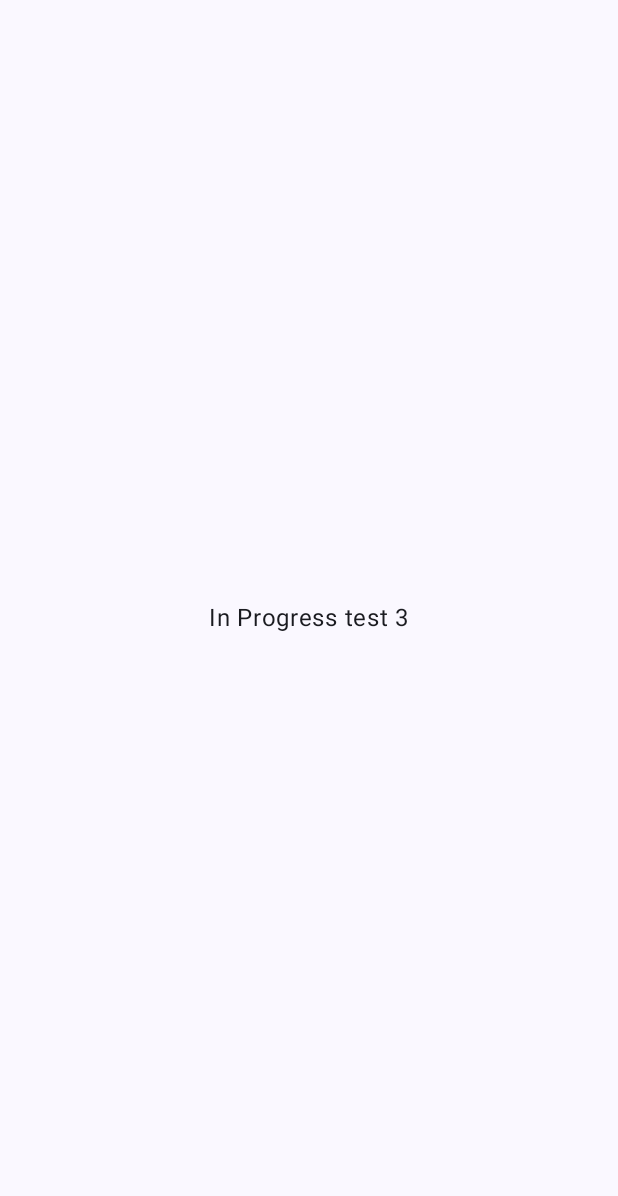
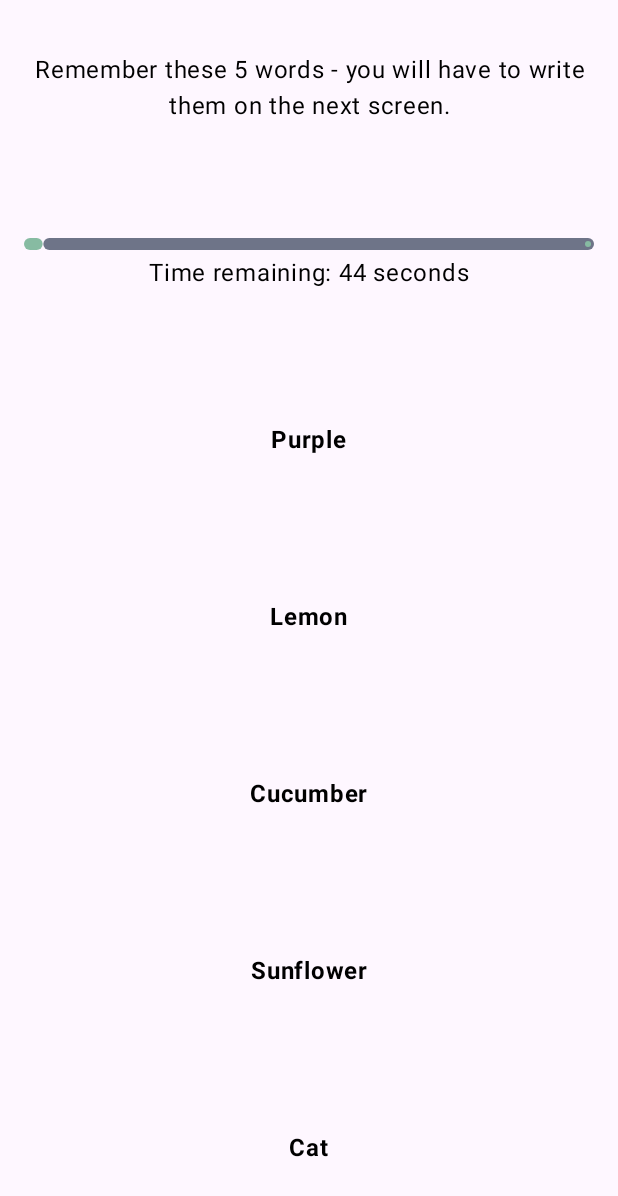
Before and after one commit to damianSte/CognitiveApp, an Android app built with Jetpack Compose: the TestThreeActivity screen opened directly, with no data from a screen before it, on a phone screen of 412 x 824 dp. Before the commit the part shown is almost empty. Shown: the top 1196 px of the screen. Run offline under Robolectric (Android 15) with nearby library versions, the phone set to English and light mode, and no system bars; our stand-ins replace Firebase (no records; nobody signed in at launch, a user with empty details on screens opened directly), livedata-compose.

Commit message:
finished application, test one two and free work, connected with firebase

```diff
--- a/app/build.gradle.kts
+++ b/app/build.gradle.kts
@@ -66,7 +66,6 @@ dependencies {
     implementation(libs.androidx.ui)
     implementation(libs.androidx.ui.graphics)
     implementation(libs.androidx.ui.tooling.preview)
-    implementation(libs.androidx.material3)
     implementation(libs.material)
     implementation(libs.androidx.appcompat)
     implementation(libs.androidx.constraintlayout)
@@ -74,6 +73,9 @@ dependencies {
     implementation(libs.androidx.navigation.ui.ktx)
     implementation(libs.firebase.auth)
     implementation(libs.firebase.firestore.ktx)
+    implementation(libs.androidx.runtime.livedata)
+    implementation(libs.androidx.navigation.compose)
+    implementation(libs.androidx.material3.android)
     testImplementation(libs.junit)
     androidTestImplementation(libs.androidx.junit)
     androidTestImplementation(libs.androidx.espresso.core)
--- a/app/src/main/java/com/example/cognitiveapp/TestOne/TestOneForm.kt
+++ b/app/src/main/java/com/example/cognitiveapp/TestOne/TestOneForm.kt
@@ -1,6 +1,5 @@
 package com.example.cognitiveapp.TestOne
 
-import android.content.Context
 import android.content.Intent
 import androidx.compose.foundation.Image
 import androidx.compose.foundation.layout.*
--- a/app/src/main/java/com/example/cognitiveapp/TestThree/TestThreeActivity.kt
+++ b/app/src/main/java/com/example/cognitiveapp/TestThree/TestThreeActivity.kt
@@ -1,8 +1,15 @@
 package com.example.cognitiveapp.TestThree
 
+import TestThreeAnswerForm
 import android.os.Bundle
 import androidx.activity.ComponentActivity
 import androidx.activity.compose.setContent
+import androidx.compose.runtime.Composable
+import androidx.lifecycle.viewmodel.compose.viewModel
+import androidx.navigation.NavHostController
+import androidx.navigation.compose.NavHost
+import androidx.navigation.compose.composable
+import androidx.navigation.compose.rememberNavController
 import com.example.cognitiveapp.ui.theme.CognitiveAppTheme
 
 class TestThreeActivity : ComponentActivity(){
@@ -11,8 +18,22 @@ class TestThreeActivity : ComponentActivity(){
         super.onCreate(savedInstanceState)
         setContent {
             CognitiveAppTheme {
-                TestThreeForm()
+                val viewModel: WordsGameViewModel = viewModel()
+                val navController = rememberNavController()
+                AppNavHost(navController, viewModel)
             }
         }
     }
 }
+
+@Composable
+fun AppNavHost(navController: NavHostController, viewModel: WordsGameViewModel) {
+    NavHost(navController = navController, startDestination = "TestThreeForm") {
+        composable("TestThreeForm") {
+            TestThreeForm(viewModel = viewModel, navController = navController)
+        }
+        composable("TestThreeAnswerForm") {
+            TestThreeAnswerForm(viewModel = viewModel)
+        }
+    }
+}
--- a/app/src/main/java/com/example/cognitiveapp/TestThree/TestThreeForm.kt
+++ b/app/src/main/java/com/example/cognitiveapp/TestThree/TestThreeForm.kt
@@ -1,40 +1,111 @@
 package com.example.cognitiveapp.TestThree
 
 import androidx.compose.foundation.layout.Arrangement
+import androidx.compose.foundation.layout.Box
 import androidx.compose.foundation.layout.Column
+import androidx.compose.foundation.layout.Spacer
 import androidx.compose.foundation.layout.fillMaxSize
+import androidx.compose.foundation.layout.fillMaxWidth
+import androidx.compose.foundation.layout.height
 import androidx.compose.foundation.layout.padding
-import androidx.compose.material3.Surface
+import androidx.compose.foundation.layout.size
+import androidx.compose.material3.CircularProgressIndicator
+import androidx.compose.material3.LinearProgressIndicator
+import androidx.compose.material3.MaterialTheme
 import androidx.compose.material3.Text
 import androidx.compose.runtime.Composable
+import androidx.compose.runtime.getValue
+import androidx.compose.runtime.livedata.observeAsState
 import androidx.compose.ui.Alignment
 import androidx.compose.ui.Modifier
-import androidx.compose.ui.tooling.preview.Preview
+import androidx.compose.ui.graphics.Color
+import androidx.compose.ui.text.font.FontWeight
+import androidx.compose.ui.text.style.TextAlign
 import androidx.compose.ui.unit.dp
-import com.example.cognitiveapp.ui.theme.CognitiveAppTheme
+import androidx.navigation.NavHostController
 
 @Composable
-fun TestThreeForm() {
+fun WordText(
+    word: String
+){
+    Column(
+        verticalArrangement = Arrangement.Center,
+        horizontalAlignment = Alignment.CenterHorizontally,
+        modifier = Modifier.fillMaxSize()
+    ) {
+        Text(text = word, fontWeight = FontWeight(700))
+    }
+}
 
-    Surface {
-        Column(
-            //Modifier.horizontalScroll()
-            verticalArrangement = Arrangement.Center,
-            horizontalAlignment = Alignment.CenterHorizontally,
+@Composable
+fun TestThreeForm(viewModel: WordsGameViewModel, navController: NavHostController) {
+    val words by viewModel.words.observeAsState(emptyList())
+    val navigateToAnswerForm by viewModel.navigateToAnswerForm.observeAsState(false)
+    val remainingTime by viewModel.remainingTime.observeAsState(initial = 0)
+
+    if (navigateToAnswerForm) {
+        navController.navigate("TestThreeAnswerForm")
+        viewModel.onAnswerFormNavigated()
+    }
+
+    val countdownDurationMillis: Long = 45000
+
+    val progress = ((countdownDurationMillis - remainingTime) / countdownDurationMillis.toFloat())
+
+    Column(
+        modifier = Modifier.fillMaxSize(),
+        verticalArrangement = Arrangement.Center,
+        horizontalAlignment = Alignment.CenterHorizontally
+    ) {
+        Box(
             modifier = Modifier
-                .fillMaxSize()
-                .padding(horizontal = 30.dp)
-        ){
-            Text(text = "In Progress test 3")
+                .weight(1f)
+                .fillMaxWidth()
+                .padding(horizontal = 16.dp),
+            contentAlignment = Alignment.Center
+        ) {
+            Text(
+                text = "Remember these 5 words - you will have to write them on the next screen.",
+                textAlign = TextAlign.Center,
+                modifier = Modifier.padding(vertical = 16.dp)
+            )
+        }
 
+
+        Box(
+            modifier = Modifier
+                .weight(1f)
+                .fillMaxWidth()
+                .padding(horizontal = 16.dp)
+        ) {
+            Column(
+                verticalArrangement = Arrangement.Center,
+                horizontalAlignment = Alignment.CenterHorizontally,
+                modifier = Modifier.fillMaxSize()
+            ) {
+                LinearProgressIndicator(
+                    progress = progress,
+                    color = Color(0xff87bba2),
+                    modifier = Modifier.fillMaxWidth().height(8.dp)
+                )
+
+                Spacer(modifier = Modifier.height(3.dp))
+
+                Text(
+                    text = "Time remaining: ${remainingTime / 1000} seconds",
+                    color = Color.Black
+                )
+            }
+        }
+
+        words.forEachIndexed { index, word ->
+            Box(
+                Modifier
+                    .padding(vertical = 10.dp)
+                    .weight(1f)
+            ) {
+                WordText(word = word)
+            }
         }
     }
 }
-
-@Preview(showBackground = true, showSystemUi = true)
-@Composable
-fun TestOnePreview() {
-    CognitiveAppTheme {
-        TestThreeForm()
-    }
-}
--- /dev/null
+++ b/app/src/main/java/com/example/cognitiveapp/TestThree/WordGameCard.kt
@@ -0,0 +1,5 @@
+package com.example.cognitiveapp.TestThree
+
+class WordGameCard (
+    var value: Int,
+)
--- /dev/null
+++ b/app/src/main/java/com/example/cognitiveapp/TestThree/WordGameInterface.kt
@@ -0,0 +1,81 @@
+package com.example.cognitiveapp.TestThree
+
+import com.example.cognitiveapp.TestTwo.Game.cardInterface
+
+interface WordGameInterface {
+    val wordAnimals: Map<Int, String>
+    val wordFruits: Map<Int, String>
+    val wordColors: Map<Int, String>
+    val wordVegetables: Map<Int, String>
+    val wordPlants: Map<Int, String>
+
+    fun getWordResourceForNumber(number: Int): Int?
+}
+
+class ThemeWordsGame(
+    override val wordAnimals: Map<Int, String> = mapOf(
+        1 to "Cat",
+        2 to "Dog",
+        3 to "Lion",
+        4 to "Tiger",
+        5 to "Elephant",
+        6 to "Giraffe",
+        7 to "Monkey",
+        8 to "Zebra",
+        9 to "Bear",
+        10 to "Wolf"
+    ),
+    override val wordFruits: Map<Int, String> = mapOf(
+        11 to "Apple",
+        12 to "Banana",
+        13 to "Cherry",
+        14 to "Date",
+        15 to "Grape",
+        16 to "Kiwi",
+        17 to "Lemon",
+        18 to "Mango",
+        19 to "Orange",
+        20 to "Peach"
+    ),
+    override val wordColors: Map<Int, String> = mapOf(
+        21 to "Red",
+        22 to "Blue",
+        23 to "Green",
+        24 to "Yellow",
+        25 to "Purple",
+        26 to "Orange",
+        27 to "Pink",
+        28 to "Brown",
+        29 to "Black",
+        30 to "White"
+    ),
+    override val wordVegetables: Map<Int, String> = mapOf(
+        31 to "Carrot",
+        32 to "Broccoli",
+        33 to "Spinach",
+        34 to "Potato",
+        35 to "Tomato",
+        36 to "Cucumber",
+        37 to "Pepper",
+        38 to "Onion",
+        39 to "Garlic",
+        40 to "Pea"
+    ),
+    override val wordPlants: Map<Int, String> = mapOf(
+        41 to "Rose",
+        42 to "Tulip",
+        43 to "Sunflower",
+        44 to "Daisy",
+        45 to "Lily",
+        46 to "Orchid",
+        47 to "Bamboo",
+        48 to "Fern",
+        49 to "Palm",
+        50 to "Cactus"
+    )
+) : WordGameInterface {
+    override fun getWordResourceForNumber(number: Int): Int? {
+        val allWords = wordAnimals + wordFruits + wordColors + wordVegetables + wordPlants
+        return if (allWords.containsKey(number)) number else null
+    }
+}
--- /dev/null
+++ b/app/src/main/java/com/example/cognitiveapp/TestThree/WordGameState.kt
@@ -0,0 +1,21 @@
+package com.example.cognitiveapp.TestThree
+
+class WordGameState (
+
+    val words: Array<WordGameCard> = generateWordsArray(5),
+    val theme: WordGameInterface = ThemeWordsGame()
+) {
+    companion object {
+        fun generateWordsArray(size: Int): Array<WordGameCard> {
+            val animals = (1..10).shuffled().take(1).toMutableList()
+            val fruits = (11..20).shuffled().take(1).toMutableList()
+            val colors = (21..30).shuffled().take(1).toMutableList()
+            val vegetables = (31..40).shuffled().take(1).toMutableList()
+            val plant = (41..50).shuffled().take(1).toMutableList()
+            val allWords = (animals + fruits + colors + vegetables + plant).shuffled()
+            return Array(size) { index -> WordGameCard(allWords[index]) }
+        }
+    }
+
+
+}
--- /dev/null
+++ b/app/src/main/java/com/example/cognitiveapp/TestThree/WordsGameViewModel.kt
@@ -0,0 +1,146 @@
+package com.example.cognitiveapp.TestThree
+
+import android.content.ContentValues
+import android.os.CountDownTimer
+import android.util.Log
+import androidx.compose.runtime.mutableStateOf
+import androidx.lifecycle.LiveData
+import androidx.lifecycle.MutableLiveData
+import androidx.lifecycle.ViewModel
+import com.example.cognitiveapp.firebase.WordGameDataClass
+import com.google.firebase.auth.FirebaseAuth
+import com.google.firebase.firestore.FirebaseFirestore
+import androidx.compose.runtime.State
+
+
+class WordsGameViewModel : ViewModel() {
+
+    private val _words = MutableLiveData<List<String>>()
+
+    private val db = FirebaseFirestore.getInstance()
+    private val auth = FirebaseAuth.getInstance()
+    val words: LiveData<List<String>> get() = _words
+
+    private val _userInput = MutableLiveData<List<String>>()
+    val userInput: LiveData<List<String>> get() = _userInput
+
+    private val _results = MutableLiveData<List<Boolean>>()
+    val results: LiveData<List<Boolean>> get() = _results
+
+    private val _score = MutableLiveData<Pair<Int, Int>>()
+    val score: LiveData<Pair<Int, Int>> get() = _score
+
+    private val _showScore = MutableLiveData<Boolean>()
+    val showScore: LiveData<Boolean> get() = _showScore
+
+    private val theme: WordGameInterface = ThemeWordsGame()
+
+    private val _navigateToAnswerForm = MutableLiveData<Boolean>()
+    val navigateToAnswerForm: LiveData<Boolean> get() = _navigateToAnswerForm
+    private val _remainingTime = MutableLiveData<Long>()
+    val remainingTime: LiveData<Long> get() = _remainingTime
+
+    private val _isButtonEnabled = mutableStateOf(true)
+    val isButtonEnabled: State<Boolean> get() = _isButtonEnabled
+
+    private var countDownTimer: CountDownTimer? = null
+    private val countdownDurationMillis: Long = 45 * 1000 // 45 seconds
+
+    init {
+        generateWords()
+        startCountdown()
+        _showScore.value = false
+    }
+
+    private fun generateWords() {
+        val words = WordGameState.generateWordsArray(5).map { card ->
+            theme.getWordResourceForNumber(card.value)?.let {
+                theme.wordAnimals[it] ?: theme.wordFruits[it] ?: theme.wordColors[it] ?:
+                theme.wordVegetables[it] ?: theme.wordPlants[it]
+            } ?: ""
+        }
+        _words.value = words
+    }
+
+    fun saveWordGameData() {
+        val currentUser = auth.currentUser
+        if (currentUser == null) {
+            Log.w(ContentValues.TAG, "No user is logged in.")
+            return
+        }
+
+        val correctAnswers = _words.value ?: emptyList()
+        val userAnswers = _userInput.value ?: emptyList()
+
+        val numCorrect = correctAnswers.zip(userAnswers)
+            .count { (correct, user) -> correct.equals(user, ignoreCase = true) }
+
+        val score = (numCorrect.toFloat() / correctAnswers.size) * 100 // Calculate score
+
+        val gameData = WordGameDataClass(
+            words = correctAnswers,
+            userWords = userAnswers,
+            score = score
+        )
+
+        currentUser.uid.let { userId ->
+            val userGamesRef = db.collection("users").document(userId).collection("WordGames")
+            userGamesRef
+                .add(gameData)
+                .addOnSuccessListener { documentReference ->
+                    Log.d(ContentValues.TAG, "Game result added with ID: ${documentReference.id}")
+                }
+                .addOnFailureListener { e ->
+                    Log.w(ContentValues.TAG, "Error adding game result", e)
+                }
+        }
+    }
+
+    private fun startCountdown() {
+        _remainingTime.value = countdownDurationMillis
+
+        countDownTimer?.cancel()
+        countDownTimer = object : CountDownTimer(countdownDurationMillis, 1000) {
+            override fun onTick(millisUntilFinished: Long) {
+                _remainingTime.value = millisUntilFinished
+            }
+
+            override fun onFinish() {
+                _navigateToAnswerForm.value = true
+            }
+        }.start()
+    }
+
+    fun updateUserInput(index: Int, word: String) {
+        val updatedList = _userInput.value?.toMutableList() ?: mutableListOf("", "", "", "", "")
+        updatedList[index] = word
+        _userInput.value = updatedList
+    }
+
+    fun checkAnswers() {
+        val correctAnswers = _words.value ?: emptyList()
+        val userAnswers = _userInput.value ?: emptyList()
+
+        _results.value = userAnswers.mapIndexed { index, word ->
+            word.equals(correctAnswers.getOrNull(index) ?: "", ignoreCase = true)
+        }
+
+        val numCorrect = _results.value?.count { it } ?: 0
+        _score.value = Pair(numCorrect, correctAnswers.size)
+
+        saveWordGameData()
+        _showScore.value = true
+        _isButtonEnabled.value = false
+    }
+
+
+    fun onAnswerFormNavigated() {
+        _navigateToAnswerForm.value = false
+    }
+
+    override fun onCleared() {
+        super.onCleared()
+        countDownTimer?.cancel()
+    }
+
+}
--- a/app/src/main/java/com/example/cognitiveapp/TestTwo/TestTwoForm.kt
+++ b/app/src/main/java/com/example/cognitiveapp/TestTwo/TestTwoForm.kt
@@ -264,6 +264,9 @@ fun MemoryScreen(
                     Button(
                         onClick = { context.startActivity(Intent(context, MainActivity::class.java))},
                         modifier = Modifier.fillMaxWidth(),
+                        colors = ButtonDefaults.buttonColors(
+                            containerColor = Color(0xfffa824c)
+                        )
                     ) {
                         Text("Finish")
                     }
--- a/gradle/libs.versions.toml
+++ b/gradle/libs.versions.toml
@@ -16,6 +16,9 @@ navigationUiKtx = "2.7.7"
 googleGmsGoogleServices = "4.4.2"
 firebaseAuth = "23.0.0"
 firebaseFirestoreKtx = "25.0.0"
+runtimeLivedata = "1.6.8"
+navigationCompose = "2.7.7"
+material3Android = "1.2.1"
 
 [libraries]
 androidx-core-ktx = { group = "androidx.core", name = "core-ktx", version.ref = "coreKtx" }
@@ -39,6 +42,9 @@ androidx-navigation-fragment-ktx = { group = "androidx.navigation", name = "navi
 androidx-navigation-ui-ktx = { group = "androidx.navigation", name = "navigation-ui-ktx", version.ref = "navigationUiKtx" }
 firebase-auth = { group = "com.google.firebase", name = "firebase-auth", version.ref = "firebaseAuth" }
 firebase-firestore-ktx = { group = "com.google.firebase", name = "firebase-firestore-ktx", version.ref = "firebaseFirestoreKtx" }
+androidx-runtime-livedata = { group = "androidx.compose.runtime", name = "runtime-livedata", version.ref = "runtimeLivedata" }
+androidx-navigation-compose = { group = "androidx.navigation", name = "navigation-compose", version.ref = "navigationCompose" }
+androidx-material3-android = { group = "androidx.compose.material3", name = "material3-android", version.ref = "material3Android" }
 
 [plugins]
 androidApplication = { id = "com.android.application", version.ref = "agp" }
```
Also changed, not shown: app/src/main/java/com/example/cognitiveapp/MainActivity/MainActivityForm.kt (+8 -8 lines), app/src/main/java/com/example/cognitiveapp/TestOne/OddOneOutEvent.kt (deleted, +0 -7 lines), app/src/main/java/com/example/cognitiveapp/TestThree/TestThreeAnswerForm.kt (added, +193 -0 lines), app/src/main/java/com/example/cognitiveapp/firebase/WordGameDataClass.kt (added, +15 -0 lines), app/src/main/res/drawable/aces.png (added), app/src/main/res/drawable/puzzle.png (added).
